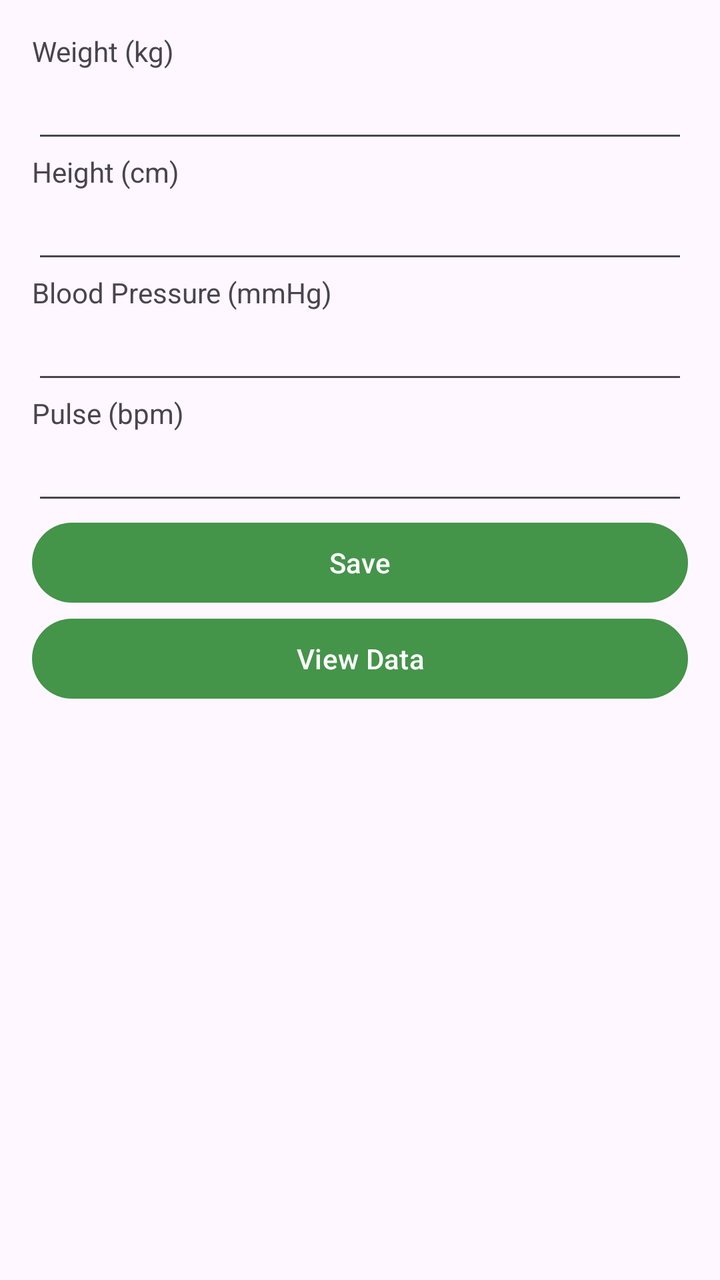
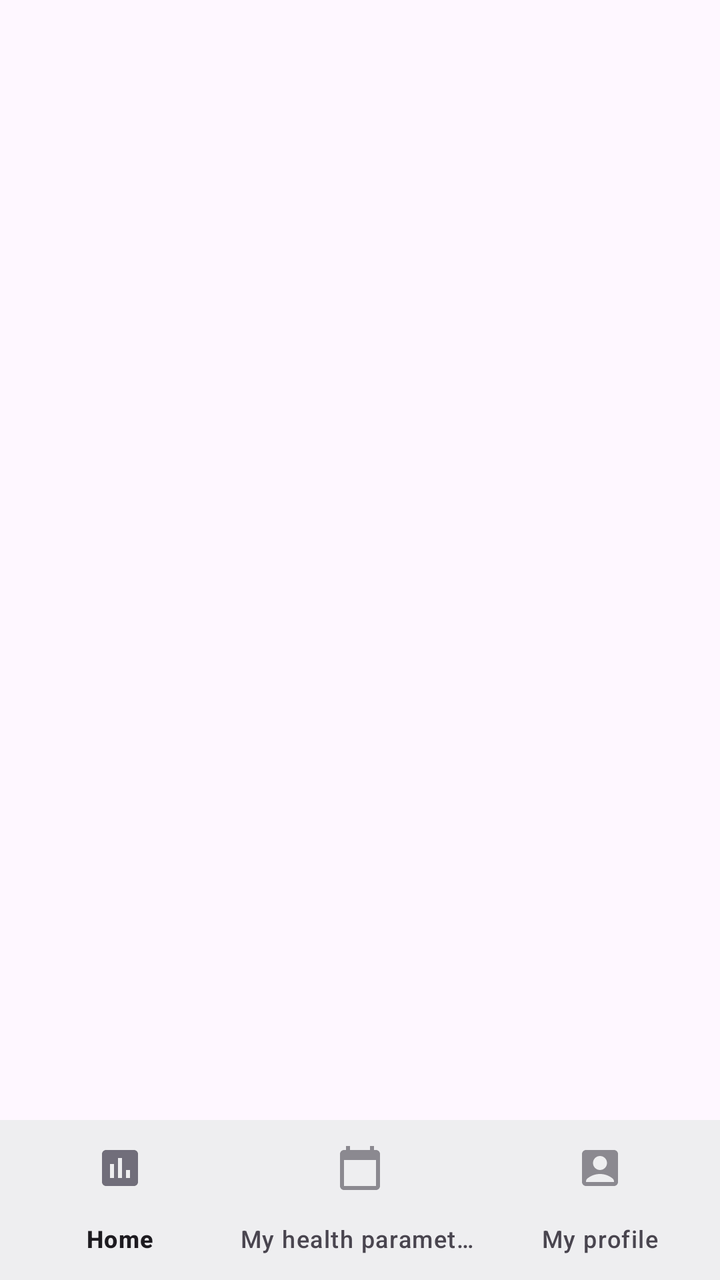

Two renders of the same Android screen: before a commit and after it. Below are the layout's source before the change and the commit's diff.
<!-- AndroidManifest.xml: application theme Theme.MHHP -->
<!-- res/layout/activity_main.xml -->
<?xml version="1.0" encoding="utf-8"?>
<androidx.constraintlayout.widget.ConstraintLayout xmlns:android="http://schemas.android.com/apk/res/android"
    xmlns:app="http://schemas.android.com/apk/res-auto"
    xmlns:tools="http://schemas.android.com/tools"
    android:id="@+id/main"
    android:layout_width="match_parent"
    android:layout_height="match_parent"
    tools:context=".MainActivity">

    <LinearLayout xmlns:android="http://schemas.android.com/apk/res/android"
        android:layout_width="match_parent"
        android:layout_height="match_parent"
        android:orientation="vertical"
        android:padding="16dp">

        <TextView
            android:layout_width="wrap_content"
            android:layout_height="wrap_content"
            android:text="Weight (kg)" />

        <EditText
            android:id="@+id/weightInput"
            android:layout_width="match_parent"
            android:layout_height="wrap_content"
            android:inputType="numberDecimal" />

        <TextView
            android:layout_width="wrap_content"
            android:layout_height="wrap_content"
            android:text="Height (cm)" />

        <EditText
            android:id="@+id/heightInput"
            android:layout_width="match_parent"
            android:layout_height="wrap_content"
            android:inputType="numberDecimal" />

        <TextView
            android:layout_width="wrap_content"
            android:layout_height="wrap_content"
            android:text="Blood Pressure (mmHg)" />

        <EditText
            android:id="@+id/bloodPressureInput"
            android:layout_width="match_parent"
            android:layout_height="wrap_content"
            android:inputType="text" />

        <TextView
            android:layout_width="wrap_content"
            android:layout_height="wrap_content"
            android:text="Pulse (bpm)" />

        <EditText
            android:id="@+id/pulseInput"
            android:layout_width="match_parent"
            android:layout_height="wrap_content"
            android:inputType="number" />

        <Button
            android:id="@+id/saveButton"
            android:layout_width="match_parent"
            android:layout_height="wrap_content"
            android:text="Save" />

        <Button
            android:id="@+id/viewButton"
            android:layout_width="match_parent"
            android:layout_height="wrap_content"
            android:text="View Data" />
    </LinearLayout>


</androidx.constraintlayout.widget.ConstraintLayout>
<!-- resources referenced by this layout -->
<resources>
  <style name="Theme.MHHP" parent="Base.Theme.MHHP" />
  <style name="Base.Theme.MHHP" parent="Theme.Material3.DayNight.NoActionBar">
          
          
          <item name="colorPrimary">@color/clown</item>
      </style>
  <color name="clown">#44944a</color>
</resources>

<!-- the commit's change to res/layout/activity_main.xml (unified diff, before → after) -->
@@ -1,74 +1,23 @@
 <?xml version="1.0" encoding="utf-8"?>
-<androidx.constraintlayout.widget.ConstraintLayout xmlns:android="http://schemas.android.com/apk/res/android"
-    xmlns:app="http://schemas.android.com/apk/res-auto"
+<RelativeLayout xmlns:android="http://schemas.android.com/apk/res/android"
     xmlns:tools="http://schemas.android.com/tools"
-    android:id="@+id/main"
     android:layout_width="match_parent"
     android:layout_height="match_parent"
+    xmlns:app="http://schemas.android.com/apk/res-auto"
     tools:context=".MainActivity">
 
-    <LinearLayout xmlns:android="http://schemas.android.com/apk/res/android"
+    <FrameLayout
+        android:id="@+id/fragment_container"
         android:layout_width="match_parent"
         android:layout_height="match_parent"
-        android:orientation="vertical"
-        android:padding="16dp">
+        android:layout_above="@id/bottom_navigation" />
 
-        <TextView
-            android:layout_width="wrap_content"
-            android:layout_height="wrap_content"
-            android:text="Weight (kg)" />
+    <com.google.android.material.bottomnavigation.BottomNavigationView
+        android:id="@+id/bottom_navigation"
+        android:layout_width="match_parent"
+        android:layout_height="wrap_content"
+        android:layout_alignParentBottom="true"
+        android:background="?android:attr/windowBackground"
+        app:menu="@menu/bottom_nav_menu" />
 
-        <EditText
-            android:id="@+id/weightInput"
-            android:layout_width="match_parent"
-            android:layout_height="wrap_content"
-            android:inputType="numberDecimal" />
-
-        <TextView
-            android:layout_width="wrap_content"
-            android:layout_height="wrap_content"
-            android:text="Height (cm)" />
-
-        <EditText
-            android:id="@+id/heightInput"
-            android:layout_width="match_parent"
-            android:layout_height="wrap_content"
-            android:inputType="numberDecimal" />
-
-        <TextView
-            android:layout_width="wrap_content"
-            android:layout_height="wrap_content"
-            android:text="Blood Pressure (mmHg)" />
-
-        <EditText
-            android:id="@+id/bloodPressureInput"
-            android:layout_width="match_parent"
-            android:layout_height="wrap_content"
-            android:inputType="text" />
-
-        <TextView
-            android:layout_width="wrap_content"
-            android:layout_height="wrap_content"
-            android:text="Pulse (bpm)" />
-
-        <EditText
-            android:id="@+id/pulseInput"
-            android:layout_width="match_parent"
-            android:layout_height="wrap_content"
-            android:inputType="number" />
-
-        <Button
-            android:id="@+id/saveButton"
-            android:layout_width="match_parent"
-            android:layout_height="wrap_content"
-            android:text="Save" />
-
-        <Button
-            android:id="@+id/viewButton"
-            android:layout_width="match_parent"
-            android:layout_height="wrap_content"
-            android:text="View Data" />
-    </LinearLayout>
-
-
-</androidx.constraintlayout.widget.ConstraintLayout>
+</RelativeLayout>
